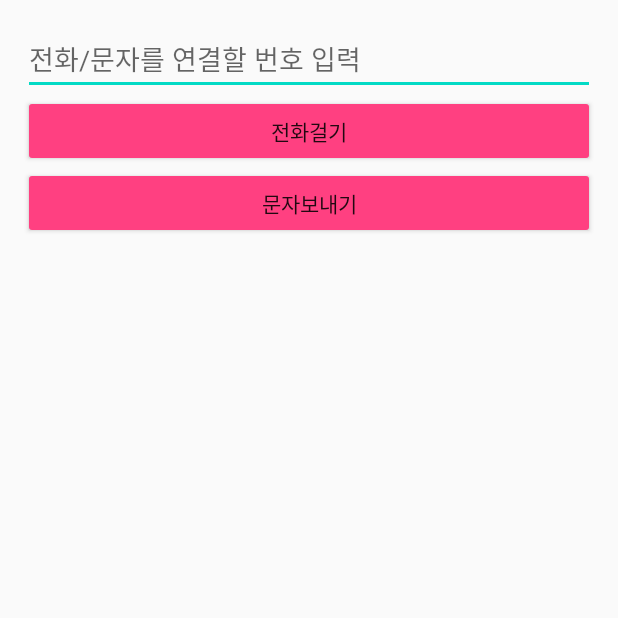
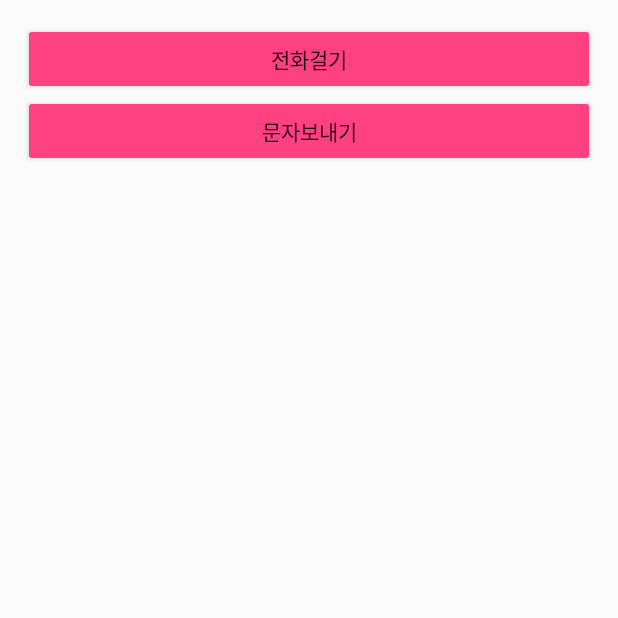
Before and after one commit to co-smicDust/toilet_seoul, an Android app: the DangerCall screen opened directly, with no data from a screen before it, after a tap on "전화걸기", on a phone screen of 412 x 824 dp, the top half of it. Run offline under Robolectric (Android 15) with nearby library versions, the phone set to English and light mode, and no system bars.

Commit message:
비상연락 일단 임의로 지정한 번호로

```diff
--- a/app/src/main/java/com/example/toilet_seoul/DangerCall.kt
+++ b/app/src/main/java/com/example/toilet_seoul/DangerCall.kt
@@ -15,8 +15,9 @@ class DangerCall : AppCompatActivity() {
 
         findViewById<Button>(R.id.dialBtn).setOnClickListener {
 
-            val input = findViewById<EditText>(R.id.phoneNumEdt).text.toString()
-            val myUri = Uri.parse("tel:${input}")
+            //val input = findViewById<EditText>(R.id.phoneNumEdt).text.toString()
+            //val myUri = Uri.parse("tel:${input}")
+            val myUri = Uri.parse("tel:01012345678") //데이터베이스 연결 전 임의로
             val myIntent = Intent(Intent.ACTION_DIAL, myUri)
             startActivity(myIntent)
         }
@@ -47,8 +48,9 @@ class DangerCall : AppCompatActivity() {
 
 
         findViewById<Button>(R.id.smsBtn).setOnClickListener {
-            val inputPhoneNum = findViewById<EditText>(R.id.phoneNumEdt).text.toString()
-            val myUri = Uri.parse("smsto:${inputPhoneNum}")
+            //val inputPhoneNum = findViewById<EditText>(R.id.phoneNumEdt).text.toString()
+            //val myUri = Uri.parse("smsto:${inputPhoneNum}")
+            val myUri = Uri.parse("smsto:01012345678") //데이터베이스 연결 전 임의로
             val myIntent = Intent(Intent.ACTION_SENDTO, myUri)
             // 문자 전송 화면 이동 시 미리 문구를 적어서 보내기
             // myIntent를 가지고 갈 때 -> putExtra로 데이터를 담아서 보내자
--- a/app/src/main/res/layout/danger_call.xml
+++ b/app/src/main/res/layout/danger_call.xml
@@ -5,11 +5,11 @@
     android:orientation="vertical"
     android:padding="15dp" >
 
-    <EditText android:id="@+id/phoneNumEdt"
+    <!--EditText android:id="@+id/phoneNumEdt"
         android:layout_width="match_parent"
         android:layout_height="wrap_content"
         android:hint="전화/문자를 연결할 번호 입력"
-        android:inputType="phone"/>
+        android:inputType="phone"/!-->
 
     <Button android:id="@+id/dialBtn"
         android:layout_width="match_parent"
```
